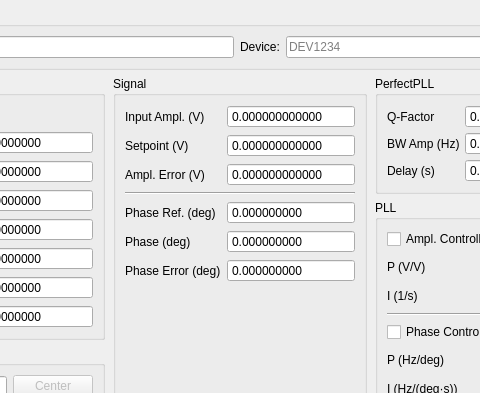
Qt form mfli_oscillation_control_v0.ui (S73f4n/zhinstafm) before a commit; both pictures show x 227 to 707 and y 0 to 393 of the 1071 by 650 pixel window.
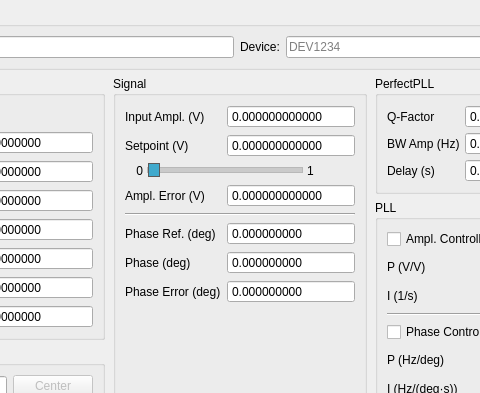
The same form after that commit. Custom widgets are drawn as their Qt base class.

```diff
--- a/mfli_oscillation_control_v0.ui
+++ b/mfli_oscillation_control_v0.ui
@@ -537,14 +537,84 @@
            </property>
           </widget>
          </item>
-         <item row="2" column="0">
+         <item row="2" column="0" colspan="2">
+          <widget class="QWidget" name="ampSetpointSliderWidget" native="true">
+           <layout class="QHBoxLayout" name="ampSetpointSliderLayout">
+            <property name="leftMargin">
+             <number>0</number>
+            </property>
+            <property name="topMargin">
+             <number>0</number>
+            </property>
+            <property name="rightMargin">
+             <number>0</number>
+            </property>
+            <property name="bottomMargin">
+             <number>0</number>
+            </property>
+            <property name="spacing">
+             <number>4</number>
+            </property>
+            <item>
+             <widget class="QLabel" name="ampSetpointSliderMin">
+              <property name="minimumSize">
+               <size><width>18</width><height>0</height></size>
+              </property>
+              <property name="text">
+               <string>0</string>
+              </property>
+              <property name="alignment">
+               <set>Qt::AlignRight|Qt::AlignTrailing|Qt::AlignVCenter</set>
+              </property>
+             </widget>
+            </item>
+            <item>
+             <widget class="QSlider" name="ampSetpointSlider">
+              <property name="minimum">
+               <number>0</number>
+              </property>
+              <property name="maximum">
+               <number>100000</number>
+              </property>
+              <property name="value">
+               <number>0</number>
+              </property>
+              <property name="orientation">
+               <enum>Qt::Horizontal</enum>
+              </property>
+              <property name="tracking">
+               <bool>true</bool>
+              </property>
+              <property name="styleSheet">
+               <string notr="true">QSlider::groove:horizontal { height: 4px; background: palette(midlight); border: 1px solid palette(mid); }
+QSlider::handle:horizontal { width: 10px; margin: -5px 0; background: rgb(64, 170, 205); border: 1px solid rgb(90, 90, 90); }</string>
+              </property>
+             </widget>
+            </item>
+            <item>
+             <widget class="QLabel" name="ampSetpointSliderMax">
+              <property name="minimumSize">
+               <size><width>48</width><height>0</height></size>
+              </property>
+              <property name="text">
+               <string>1</string>
+              </property>
+              <property name="alignment">
+               <set>Qt::AlignLeft|Qt::AlignVCenter</set>
+              </property>
+             </widget>
+            </item>
+           </layout>
+          </widget>
+         </item>
+         <item row="3" column="0">
           <widget class="QLabel" name="ampErrorTitle">
            <property name="text">
             <string>Ampl. Error (V)</string>
            </property>
           </widget>
          </item>
-         <item row="2" column="1">
+         <item row="3" column="1">
           <widget class="NanonisSpinBox" name="ampErrorValue">
            <property name="minimum">
             <double>-1000000</double>
@@ -563,7 +633,7 @@
            </property>
           </widget>
          </item>
-         <item row="3" column="0" colspan="2">
+         <item row="4" column="0" colspan="2">
           <widget class="QFrame" name="signalLine">
            <property name="frameShape">
             <enum>QFrame::HLine</enum>
@@ -573,14 +643,14 @@
            </property>
           </widget>
          </item>
-         <item row="4" column="0">
+         <item row="5" column="0">
           <widget class="QLabel" name="phaseSetpointLabel">
            <property name="text">
             <string>Phase Ref. (deg)</string>
            </property>
           </widget>
          </item>
-         <item row="4" column="1">
+         <item row="5" column="1">
           <widget class="NanonisSpinBox" name="phaseSetpoint">
            <property name="minimum">
             <double>-360</double>
@@ -599,14 +669,14 @@
            </property>
           </widget>
          </item>
-         <item row="5" column="0">
+         <item row="6" column="0">
           <widget class="QLabel" name="phaseMeasuredLabel">
            <property name="text">
             <string>Phase (deg)</string>
            </property>
           </widget>
          </item>
-         <item row="5" column="1">
+         <item row="6" column="1">
           <widget class="NanonisSpinBox" name="phaseMeasuredValue">
            <property name="minimum">
             <double>-1000000</double>
@@ -625,14 +695,14 @@
            </property>
           </widget>
          </item>
-         <item row="6" column="0">
+         <item row="7" column="0">
           <widget class="QLabel" name="phaseErrorTitle">
            <property name="text">
             <string>Phase Error (deg)</string>
            </property>
           </widget>
          </item>
-         <item row="6" column="1">
+         <item row="7" column="1">
           <widget class="NanonisSpinBox" name="phaseErrorValue">
            <property name="minimum">
             <double>-1000000</double>
@@ -651,7 +721,7 @@
            </property>
           </widget>
          </item>
-         <item row="7" column="0" colspan="2">
+         <item row="8" column="0" colspan="2">
           <spacer name="signalSpacer">
            <property name="orientation">
             <enum>Qt::Vertical</enum>
```
